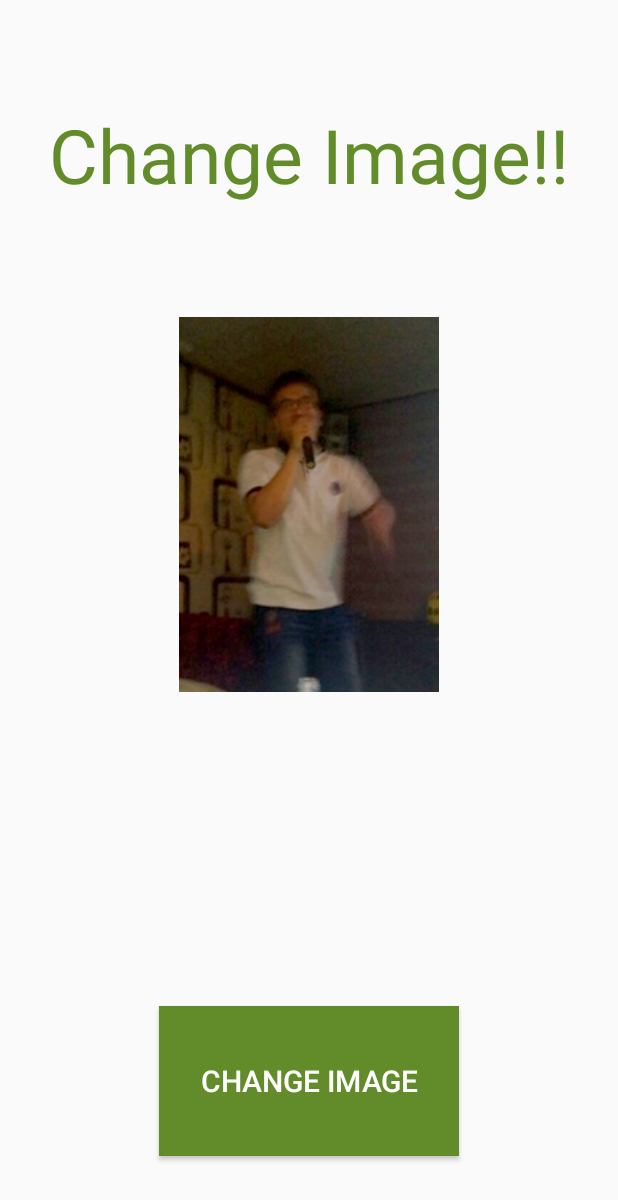
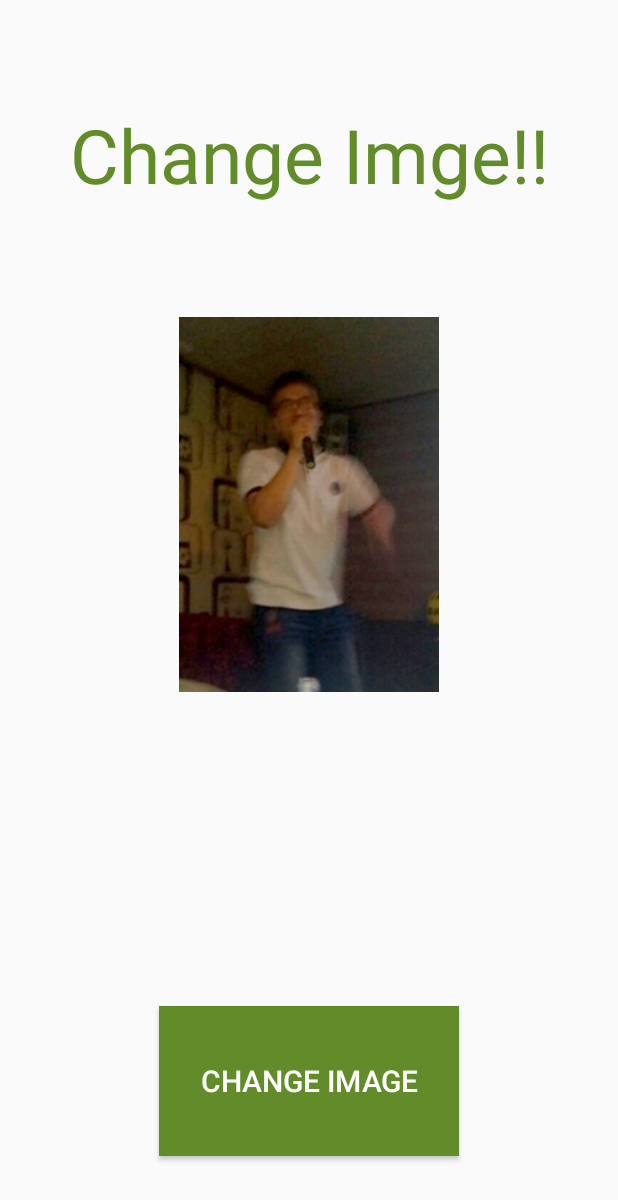
Before and after one commit to kobebry/Android-Kitri-, an Android app: the FrameLay02 screen opened directly, with no data from a screen before it, after a tap on "CHANGE IMAGE", on a phone screen of 412 x 824 dp. Shown: the top 1200 px of the screen. Run offline under Robolectric (Android 15) with nearby library versions, the phone set to English and light mode, and no system bars.

Commit message:
수정완료

```diff
--- a/AndEx01_Hello/app/src/main/res/layout/frame_lay02.xml
+++ b/AndEx01_Hello/app/src/main/res/layout/frame_lay02.xml
@@ -12,7 +12,7 @@
         <TextView
             android:layout_width="match_parent"
             android:layout_height="match_parent"
-            android:text="Change Image!!"
+            android:text="Change Imge!!"
             android:textSize="50dp"
             android:gravity="center"
             android:textColor="#618c29"
```
